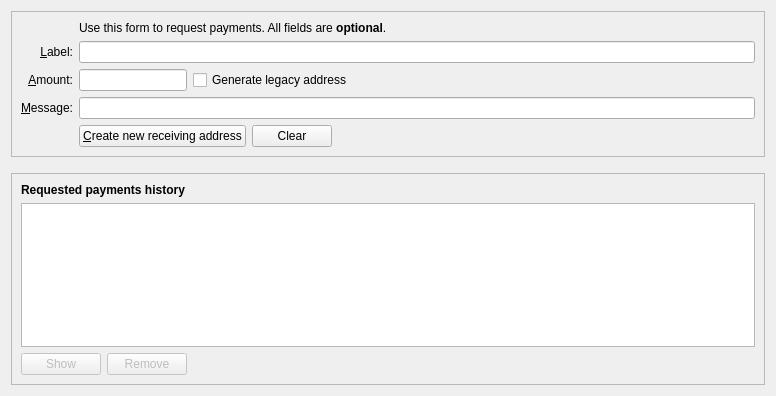
Before: the Qt Designer form src/qt/forms/receivecoinsdialog.ui in equalishcoin/equalishcoind, drawn with Qt 5.
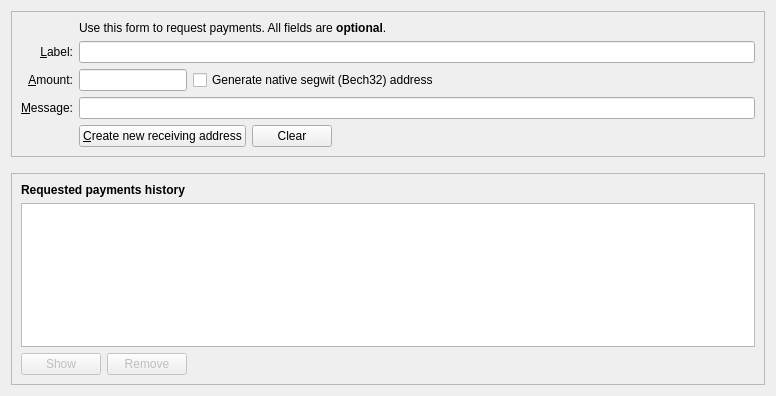
After: the same form once the commit is applied. Icons and pictures are not drawn. Custom widgets are drawn as their Qt base class.

Commit message:
gui: Rename address checkbox back to bech32
This is the wording that has been used in the previous release

```diff
--- a/src/qt/forms/receivecoinsdialog.ui
+++ b/src/qt/forms/receivecoinsdialog.ui
@@ -209,7 +209,7 @@
              <string>Native segwit addresses (aka Bech32 or BIP-173) reduce your transaction fees later on and offer better protection against typos, but old wallets don't support them. When checked, an address compatible with older wallets will be created instead.</string>
             </property>
             <property name="text">
-             <string>Generate legacy address</string>
+             <string>Generate native segwit (Bech32) address</string>
             </property>
            </widget>
           </item>
```
Left out of the diff: 6 changed lines with no effect on the pictures. The commit also changes 2 other files.
